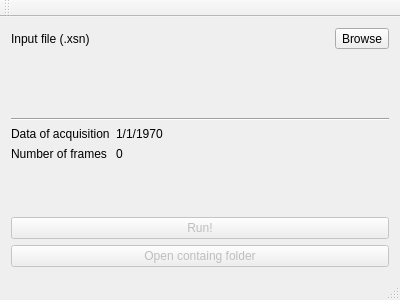
Qt form QPTDecodeXSN/mainwindow.ui (PaoloTomasinUniTN/DecodeXSN) before a commit.
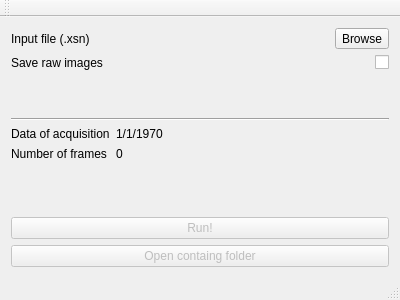
The same form after that commit.

Commit message: added the ability to save or not raw images

What changed in the file:
```diff
--- a/QPTDecodeXSN/mainwindow.ui
+++ b/QPTDecodeXSN/mainwindow.ui
@@ -42,6 +42,23 @@
         </item>
        </layout>
       </item>
+      <item row="1" column="0">
+       <widget class="QLabel" name="label_2">
+        <property name="text">
+         <string>Save raw images</string>
+        </property>
+       </widget>
+      </item>
+      <item row="1" column="1">
+       <widget class="QCheckBox" name="cb_rawImages">
+        <property name="layoutDirection">
+         <enum>Qt::RightToLeft</enum>
+        </property>
+        <property name="text">
+         <string/>
+        </property>
+       </widget>
+      </item>
      </layout>
     </item>
     <item>
```
The commit also changes 3 other files.
